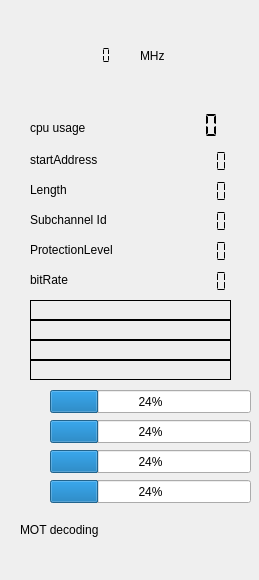
First picture: the form in forms/technical_data.ui, repository JvanKatwijk/qt-dab, before the edit.
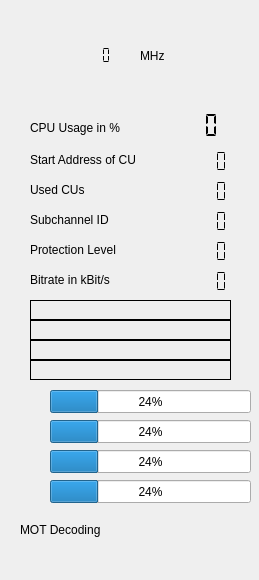
Second picture: the form after the edit.

Commit message: technical_data.ui: tool tips updated, text changed

The edit to the form file:
```diff
--- a/forms/technical_data.ui
+++ b/forms/technical_data.ui
@@ -85,12 +85,12 @@
     <rect>
      <x>30</x>
      <y>150</y>
-     <width>111</width>
+     <width>141</width>
      <height>20</height>
     </rect>
    </property>
    <property name="text">
-    <string>startAddress</string>
+    <string>Start Address of CU</string>
    </property>
   </widget>
   <widget class="QLabel" name="label_2">
@@ -98,12 +98,12 @@
     <rect>
      <x>30</x>
      <y>180</y>
-     <width>63</width>
+     <width>121</width>
      <height>20</height>
     </rect>
    </property>
    <property name="text">
-    <string>Length</string>
+    <string>Used CUs</string>
    </property>
   </widget>
   <widget class="QLabel" name="label_3">
@@ -116,7 +116,7 @@
     </rect>
    </property>
    <property name="text">
-    <string>ProtectionLevel</string>
+    <string>Protection Level</string>
    </property>
   </widget>
   <widget class="QLabel" name="programType">
@@ -140,12 +140,12 @@
     <rect>
      <x>30</x>
      <y>270</y>
-     <width>63</width>
+     <width>121</width>
      <height>20</height>
     </rect>
    </property>
    <property name="text">
-    <string>bitRate</string>
+    <string>Bitrate in kBit/s</string>
    </property>
   </widget>
   <widget class="QLCDNumber" name="bitrateDisplay">
@@ -190,7 +190,7 @@
     </rect>
    </property>
    <property name="text">
-    <string>Subchannel Id</string>
+    <string>Subchannel ID</string>
    </property>
   </widget>
   <widget class="QLabel" name="uepField">
@@ -342,12 +342,12 @@
     <rect>
      <x>30</x>
      <y>118</y>
-     <width>81</width>
+     <width>121</width>
      <height>20</height>
     </rect>
    </property>
    <property name="text">
-    <string>cpu usage</string>
+    <string>CPU Usage in %</string>
    </property>
   </widget>
   <widget class="QLCDNumber" name="cpuMonitor">
@@ -407,7 +407,7 @@
     </rect>
    </property>
    <property name="text">
-    <string>MOT decoding</string>
+    <string>MOT Decoding</string>
    </property>
   </widget>
   <widget class="QLabel" name="transmitter_coordinates">
```
Left out of the diff: 28 changed lines with no effect on the pictures.
